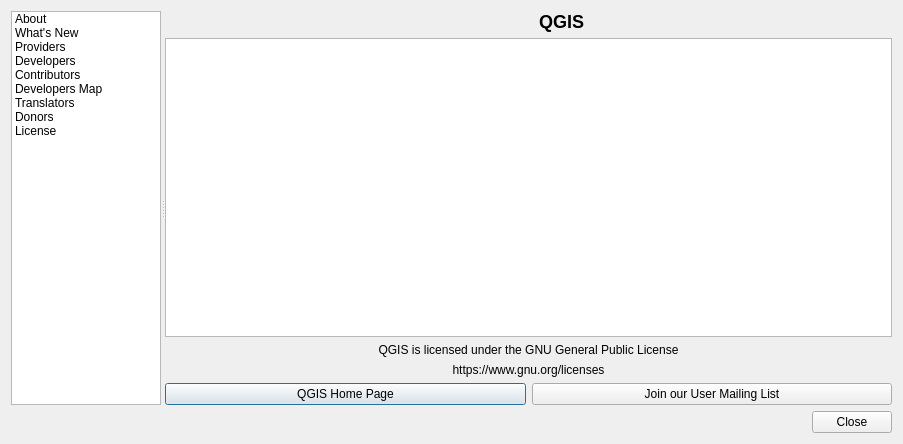
The window that src/ui/qgsabout.ui (qgis/QGIS) describes before a commit, drawn with Qt 5.
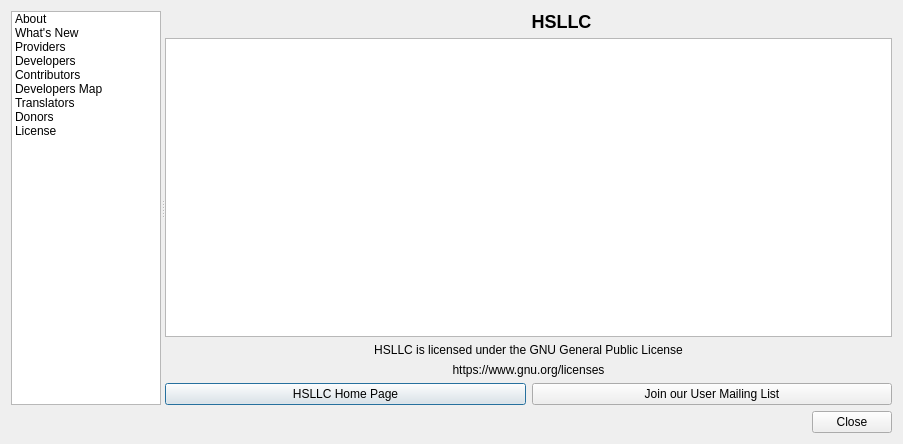
The same window after the commit. Icons and pictures are not drawn. Custom widgets are drawn as their Qt base class.

```diff
--- a/src/ui/qgsabout.ui
+++ b/src/ui/qgsabout.ui
@@ -213,7 +213,7 @@
                 <string>&lt;html&gt;&lt;head&gt;&lt;meta name=&quot;qrichtext&quot; content=&quot;1&quot; /&gt;&lt;style type=&quot;text/css&quot;&gt;
 p, li { white-space: pre-wrap; }
 &lt;/style&gt;&lt;/head&gt;&lt;body style=&quot; font-family:'Lucida Grande'; font-size:13pt; font-weight:400; font-style:normal;&quot;&gt;
-&lt;p style=&quot; margin-top:16px; margin-bottom:12px; margin-left:0px; margin-right:0px; -qt-block-indent:0; text-indent:0px; font-size:x-large; font-weight:600;&quot;&gt;&lt;span style=&quot; font-size:x-large;&quot;&gt;QGIS&lt;/span&gt;&lt;/p&gt;&lt;/body&gt;&lt;/html&gt;</string>
+&lt;p style=&quot; margin-top:16px; margin-bottom:12px; margin-left:0px; margin-right:0px; -qt-block-indent:0; text-indent:0px; font-size:x-large; font-weight:600;&quot;&gt;&lt;span style=&quot; font-size:x-large;&quot;&gt;HSLLC&lt;/span&gt;&lt;/p&gt;&lt;/body&gt;&lt;/html&gt;</string>
                </property>
                <property name="alignment">
                 <set>Qt::AlignCenter</set>
@@ -238,7 +238,7 @@
            <item>
             <widget class="QLabel" name="label_3">
              <property name="text">
-              <string>QGIS is licensed under the GNU General Public License</string>
+              <string>HSLLC is licensed under the GNU General Public License</string>
              </property>
              <property name="alignment">
               <set>Qt::AlignCenter</set>
@@ -260,7 +260,7 @@
              <item>
               <widget class="QPushButton" name="btnQgisHome">
                <property name="text">
-                <string>QGIS Home Page</string>
+                <string>HSLLC Home Page</string>
                </property>
                <property name="flat">
                 <bool>false</bool>
```
Left out of the diff: 2 changed lines with no effect on the pictures.
